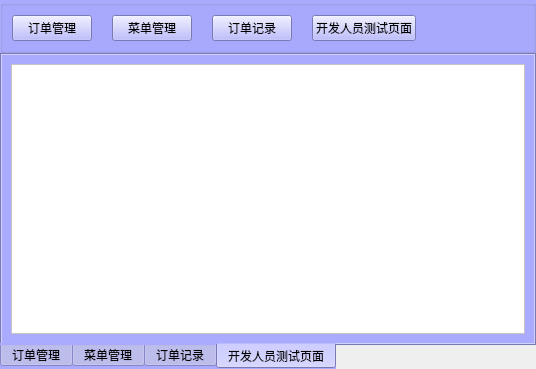
First picture: the form in admini/administratorinterface.ui, repository Li-Yaosong/BuffetMealsSystem, before the edit.
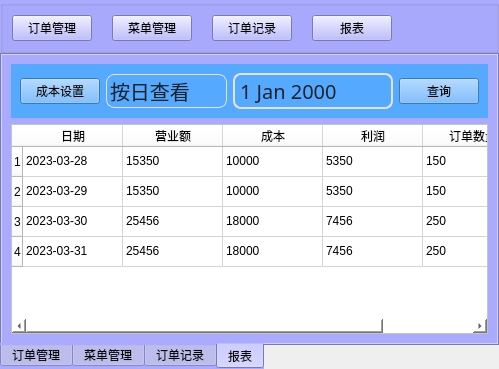
Second picture: the form after the edit. The open tabs and pages were chosen to show the change. Icons and pictures are not drawn.

Commit message: [add]新增订单插入数据库，获取订单功能

Diff of the .ui file:
```diff
--- a/admini/administratorinterface.ui
+++ b/admini/administratorinterface.ui
@@ -9,7 +9,7 @@
    <rect>
     <x>0</x>
     <y>0</y>
-    <width>536</width>
+    <width>479</width>
     <height>369</height>
    </rect>
   </property>
@@ -68,7 +68,7 @@
       <item>
        <widget class="QPushButton" name="pushButton_test">
         <property name="text">
-         <string>开发人员测试页面</string>
+         <string>报表</string>
         </property>
        </widget>
       </item>
@@ -404,14 +404,341 @@
      </widget>
      <widget class="QWidget" name="tab_4">
       <attribute name="title">
-       <string>开发人员测试页面</string>
+       <string>报表</string>
       </attribute>
       <layout class="QGridLayout" name="gridLayout_3">
        <item row="0" column="0">
-        <widget class="QTextEdit" name="textEdit">
+        <widget class="QWidget" name="widget" native="true">
+         <property name="styleSheet">
+          <string notr="true">
+background-color: rgb(85, 170, 255);</string>
+         </property>
+         <layout class="QHBoxLayout" name="horizontalLayout">
+          <item>
+           <widget class="QPushButton" name="pushButton">
+            <property name="text">
+             <string>成本设置</string>
+            </property>
+           </widget>
+          </item>
+          <item>
+           <widget class="QComboBox" name="comboBox_2">
+            <property name="styleSheet">
+             <string notr="true">QComboBox{
+  color:#1e222b;
+  padding: 1px 15px 1px 3px;
+  border:1px solid rgba(228,228,228,1);
+  border-radius:8;
+  font-family: Microsoft YaHei;
+  font-size: 20px;
+}
+QComboBox::drop-down {			/*下拉按钮*/
+      subcontrol-origin: padding;
+      subcontrol-position: top right;
+      width: 20px;
+      border:none;
+}
+
+QComboBox::down-arrow {		/*下拉按钮*/
+      image: url(:/image/combox.png);
+  }
+
+QComboBox QAbstractItemView{	/*列表 */
+	margin-top: 8px;
+	margin-left: 6px;
+	margin-bottom: 6px;
+	margin-right: 6px;
+	background:rgba(255,255,255,1);
+    border:1px solid rgba(228,228,228,1);
+    border-radius:8px;
+	font-size:12px;
+    font-family: Microsoft YaHei;
+    outline: 0px;
+    color:#1e222b;
+    padding-left: 16px;
+    padding-top: 12px;
+	padding-bottom:12px;
+    
+  }
+
+QComboBox QScrollBar::vertical{ /*滑条 主体部分*/
+    width:6px;
+    background:rgb(255,255,255);
+    border:none;
+}
+QComboBox QScrollBar::handle::vertical{ /*滑块主体*/
+    border-radius:3px;
+    background-color: rgba(30, 34, 43, 0.2);
+}
+QComboBox QScrollBar::handle::vertical::hover{
+    background-color: rgba(30, 34, 43, 0.2);
+}
+QComboBox QScrollBar::add-line::vertical{/*上箭头*/
+    border:none;
+}
+QComboBox QScrollBar::sub-line::vertical{/*下箭头*/
+    border:none;
+}
+</string>
+            </property>
+            <item>
+             <property name="text">
+              <string>按日查看</string>
+             </property>
+            </item>
+           </widget>
+          </item>
+          <item>
+           <widget class="QDateEdit" name="dateEdit">
+            <property name="styleSheet">
+             <string notr="true">QDateEdit{
+  color:#1e222b;
+  padding: 1px 15px 1px 3px;
+  border:2px solid rgba(228,228,228,1);
+  border-radius:8;
+  font-family: Microsoft YaHei;
+  font-size: 20px;
+}
+QDateEdit::drop-down {			/*下拉按钮*/
+      subcontrol-origin: padding;
+      subcontrol-position: top right;
+      width: 20px;
+      border:none;
+}
+QCalendarWidget {
+	color:#1e222b;
+  	padding: 1px 15px 1px 3px;
+  	border:2px solid rgb(85, 170, 255);
+  	border-radius:8;
+  	font-family: Microsoft YaHei;
+  	font-size: 20px;
+	background-color: rgb(170, 170, 255);
+}
+QComboBox{
+  color:#1e222b;
+  padding: 1px 15px 1px 3px;
+  border:1px solid rgba(228,228,228,1);
+  border-radius:8;
+  font-family: Microsoft YaHei;
+  font-size: 20px;
+}
+QComboBox::drop-down {			/*下拉按钮*/
+      subcontrol-origin: padding;
+      subcontrol-position: top right;
+      width: 20px;
+      border:none;
+}
+
+QComboBox::down-arrow {		/*下拉按钮*/
+      image: url(:/image/combox.png);
+  }
+
+QComboBox QAbstractItemView{	/*列表 */
+	margin-top: 8px;
+	margin-left: 6px;
+	margin-bottom: 6px;
+	margin-right: 6px;
+	background:rgba(255,255,255,1);
+    border:1px solid rgba(228,228,228,1);
+    border-radius:8px;
+	font-size:12px;
+    font-family: Microsoft YaHei;
+    outline: 0px;
+    color:#1e222b;
+    padding-left: 16px;
+    padding-top: 12px;
+	padding-bottom:12px;
+    
+  }
+
+QComboBox QScrollBar::vertical{ /*滑条 主体部分*/
+    width:6px;
+    background:rgb(255,255,255);
+    border:none;
+}
+QComboBox QScrollBar::handle::vertical{ /*滑块主体*/
+    border-radius:3px;
+    background-color: rgba(30, 34, 43, 0.2);
+}
+QComboBox QScrollBar::handle::vertical::hover{
+    background-color: rgba(30, 34, 43, 0.2);
+}
+QComboBox QScrollBar::add-line::vertical{/*上箭头*/
+    border:none;
+}
+QComboBox QScrollBar::sub-line::vertical{/*下箭头*/
+    border:none;
+}
+</string>
+            </property>
+            <property name="currentSection">
+             <enum>QDateTimeEdit::YearSection</enum>
+            </property>
+            <property name="calendarPopup">
+             <bool>true</bool>
+            </property>
+           </widget>
+          </item>
+          <item>
+           <widget class="QPushButton" name="pushButton_2">
+            <property name="text">
+             <string>查询</string>
+            </property>
+           </widget>
+          </item>
+         </layout>
+        </widget>
+       </item>
+       <item row="1" column="0">
+        <widget class="QTableWidget" name="tableWidget">
          <property name="styleSheet">
           <string notr="true">background-color: rgb(255, 255, 255);</string>
          </property>
+         <row>
+          <property name="text">
+           <string>1</string>
+          </property>
+         </row>
+         <row>
+          <property name="text">
+           <string>2</string>
+          </property>
+         </row>
+         <row>
+          <property name="text">
+           <string>3</string>
+          </property>
+         </row>
+         <row>
+          <property name="text">
+           <string>4</string>
+          </property>
+         </row>
+         <column>
+          <property name="text">
+           <string>日期</string>
+          </property>
+         </column>
+         <column>
+          <property name="text">
+           <string>营业额</string>
+          </property>
+         </column>
+         <column>
+          <property name="text">
+           <string>成本</string>
+          </property>
+         </column>
+         <column>
+          <property name="text">
+           <string>利润</string>
+          </property>
+         </column>
+         <column>
+          <property name="text">
+           <string>订单数量</string>
+          </property>
+         </column>
+         <item row="0" column="0">
+          <property name="text">
+           <string>2023-03-28</string>
+          </property>
+         </item>
+         <item row="0" column="1">
+          <property name="text">
+           <string>15350</string>
+          </property>
+         </item>
+         <item row="0" column="2">
+          <property name="text">
+           <string>10000</string>
+          </property>
+         </item>
+         <item row="0" column="3">
+          <property name="text">
+           <string>5350</string>
+          </property>
+         </item>
+         <item row="0" column="4">
+          <property name="text">
+           <string>150</string>
+          </property>
+         </item>
+         <item row="1" column="0">
+          <property name="text">
+           <string>2023-03-29</string>
+          </property>
+         </item>
+         <item row="1" column="1">
+          <property name="text">
+           <string>15350</string>
+          </property>
+         </item>
+         <item row="1" column="2">
+          <property name="text">
+           <string>10000</string>
+          </property>
+         </item>
+         <item row="1" column="3">
+          <property name="text">
+           <string>5350</string>
+          </property>
+         </item>
+         <item row="1" column="4">
+          <property name="text">
+           <string>150</string>
+          </property>
+         </item>
+         <item row="2" column="0">
+          <property name="text">
+           <string>2023-03-30</string>
+          </property>
+         </item>
+         <item row="2" column="1">
+          <property name="text">
+           <string>25456</string>
+          </property>
+         </item>
+         <item row="2" column="2">
+          <property name="text">
+           <string>18000</string>
+          </property>
+         </item>
+         <item row="2" column="3">
+          <property name="text">
+           <string>7456</string>
+          </property>
+         </item>
+         <item row="2" column="4">
+          <property name="text">
+           <string>250</string>
+          </property>
+         </item>
+         <item row="3" column="0">
+          <property name="text">
+           <string>2023-03-31</string>
+          </property>
+         </item>
+         <item row="3" column="1">
+          <property name="text">
+           <string>25456</string>
+          </property>
+         </item>
+         <item row="3" column="2">
+          <property name="text">
+           <string>18000</string>
+          </property>
+         </item>
+         <item row="3" column="3">
+          <property name="text">
+           <string>7456</string>
+          </property>
+         </item>
+         <item row="3" column="4">
+          <property name="text">
+           <string>250</string>
+          </property>
+         </item>
         </widget>
        </item>
       </layout>
```
Left out of the diff: 301 changed lines with no effect on the pictures. The commit also changes 60 other files.
